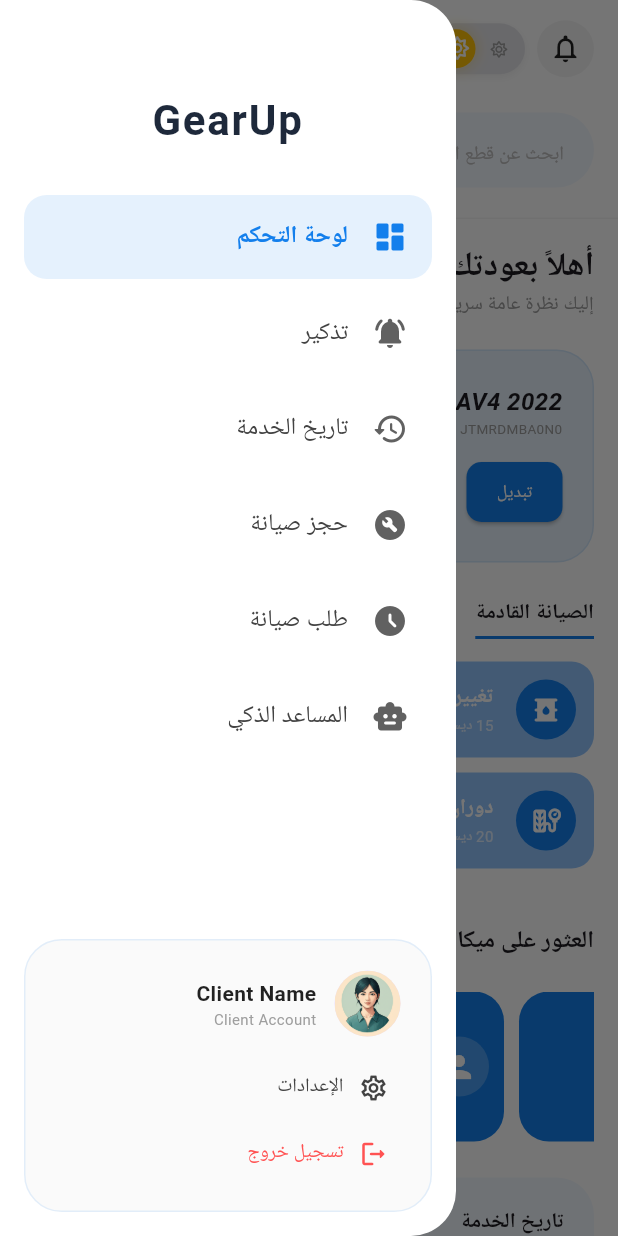
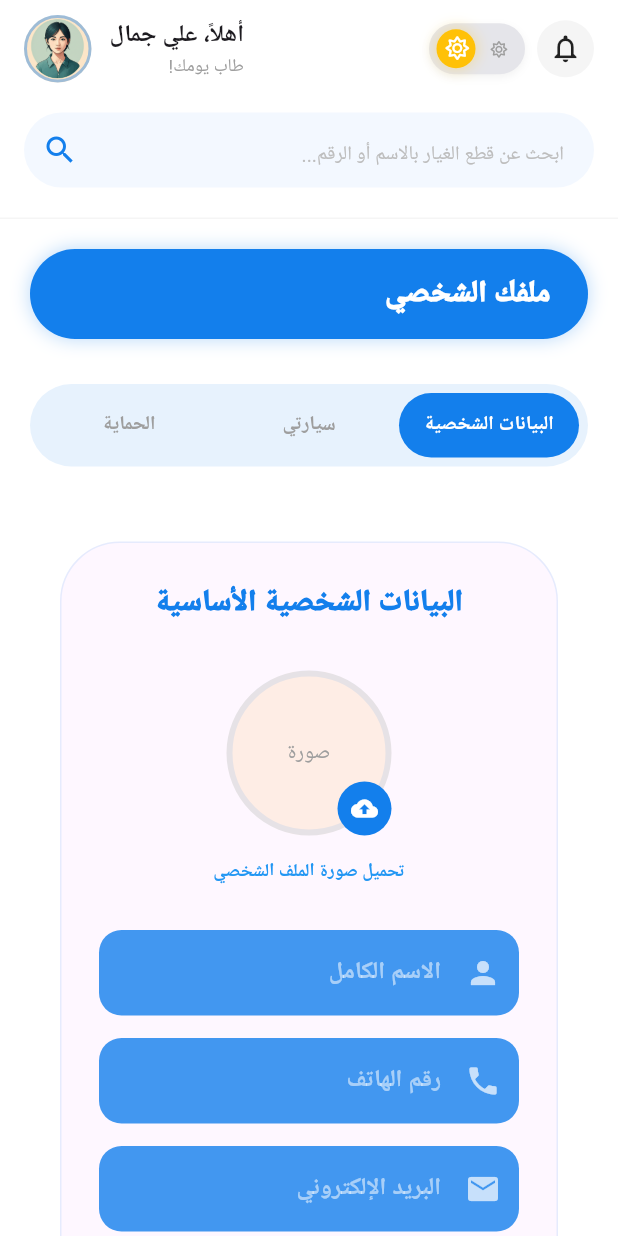
Before and after one commit to 3moor-dot/Gear_Up_App, a Flutter app: the screen it shows after launch, in the side drawer, after a tap on "الإعدادات", on a phone screen of 412 x 824 dp. Run offline on Flutter 3.47's test engine with Material 3 defaults, Android fonts, the phone set to English and light mode, and no system bars; our stand-ins replace font_awesome_flutter; Roboto replaces fonts that are missing (Cairo).

Commit message:
Add Customer Settings

```diff
--- a/lib/components/Customer/customer_sidebar.dart
+++ b/lib/components/Customer/customer_sidebar.dart
@@ -193,7 +193,9 @@
             icon: Icons.settings_outlined,
             label: "الإعدادات",
             color: isDark ? Colors.grey[300]! : Colors.grey[800]!,
-            onTap: () {},
+            onTap: () {
+              Navigator.popAndPushNamed(context, '/customer-settings');
+            },
           ),
           const SizedBox(height: 8),
           _buildActionBtn(
--- a/lib/main.dart
+++ b/lib/main.dart
@@ -8,6 +8,7 @@
 import 'package:gear_up_app/pages/Customer/Service History/service_history.dart';
 import 'package:gear_up_app/pages/Customer/Maintenance_Bookings/maintenance_bookings.dart';
 import 'package:gear_up_app/pages/Customer/Maintenance_Request/maintenance_request.dart';
+import 'package:gear_up_app/pages/Customer/Profile_Settings/profile_settings.dart';
 
 void main() {
   runApp(
@@ -63,6 +64,7 @@
         '/service-history': (context) => const ServiceHistoryPage(),
         '/bookings': (context) => const MaintenanceBookingsPage(),
         '/request': (context) => const MaintenanceRequestPage(),
+        '/customer-settings': (context) => const ProfileSettingsPage(),
         // أضف أي صفحات جديدة هنا لتتمكن من استدعائها بالاسم
       },
     );
--- /dev/null
+++ b/lib/pages/Customer/Profile_Settings/personal_data.dart
@@ -0,0 +1,122 @@
+import 'package:flutter/material.dart';
+
+class PersonalDataTab extends StatelessWidget {
+  const PersonalDataTab({super.key});
+
+  @override
+  Widget build(BuildContext context) {
+    final primaryColor = const Color(0xFF137FEC);
+
+    return SingleChildScrollView(
+      padding: const EdgeInsets.all(20),
+      child: Container(
+        padding: const EdgeInsets.all(25),
+        decoration: BoxDecoration(
+          color: Theme.of(context).cardColor,
+          borderRadius: BorderRadius.circular(40),
+          border: Border.all(color: primaryColor.withOpacity(0.1)),
+        ),
+        child: Column(
+          children: [
+            const Text("البيانات الشخصية الأساسية",
+              textAlign: TextAlign.right,
+              style: TextStyle(color: Color(0xFF137FEC), fontSize: 20, fontWeight: FontWeight.w900)),
+            const SizedBox(height: 30),
+
+            // قسم رفع الصورة
+            _buildImagePicker(primaryColor),
+
+            const SizedBox(height: 30),
+
+            // الحقول (بناءً على الـ inputStyle في React)
+            _buildCustomInput("الاسم الكامل", Icons.person),
+            _buildCustomInput("رقم الهاتف", Icons.phone),
+            _buildCustomInput("البريد الإلكتروني", Icons.email),
+            _buildCustomInput("العنوان بالتفصيل", Icons.location_on),
+            _buildCustomInput("البلد", Icons.map),
+
+            const SizedBox(height: 30),
+
+            // أزرار الحفظ
+            Row(
+              children: [
+                Expanded(child: _buildActionButton("حفظ التغيرات", primaryColor, Colors.white, Icons.save)),
+                const SizedBox(width: 12),
+                Expanded(child: _buildActionButton("إلغاء", const Color(0xFF2D3342), Colors.white, null)),
+              ],
+            ),
+          ],
+        ),
+      ),
+    );
+  }
+
+  Widget _buildImagePicker(Color color) {
+    return Column(
+      children: [
+        Stack(
+          children: [
+            Container(
+              width: 110,
+              height: 110,
+              decoration: BoxDecoration(
+                shape: BoxShape.circle,
+                border: Border.all(color: color.withOpacity(0.1), width: 4),
+                color: Colors.orange.withOpacity(0.1),
+              ),
+              child: const Center(child: Text("صورة", style: TextStyle(color: Colors.grey))),
+            ),
+            Positioned(
+              bottom: 0,
+              right: 0,
+              child: CircleAvatar(
+                backgroundColor: color,
+                radius: 18,
+                child: const Icon(Icons.cloud_upload, color: Colors.white, size: 18),
+              ),
+            ),
+          ],
+        ),
+        const SizedBox(height: 15),
+        const Text("تحميل صورة الملف الشخصي", style: TextStyle(color: Colors.blue, fontWeight: FontWeight.bold, fontSize: 12)),
+      ],
+    );
+  }
+
+  Widget _buildCustomInput(String hint, IconData icon) {
+    return Container(
+      margin: const EdgeInsets.only(bottom: 15),
+      child: TextField(
+        textAlign: TextAlign.right,
+        decoration: InputDecoration(
+          hintText: hint,
+          prefixIcon: Icon(icon, color: Colors.white70),
+          filled: true,
+          fillColor: const Color(0xFF137FEC).withOpacity(0.8), // نفس الستايل الداكن في React
+          border: OutlineInputBorder(borderRadius: BorderRadius.circular(15), borderSide: BorderSide.none),
+          hintStyle: const TextStyle(color: Colors.white54, fontWeight: FontWeight.bold),
+        ),
+        style: const TextStyle(color: Colors.white, fontWeight: FontWeight.bold),
+      ),
+    );
+  }
+
+  Widget _buildActionButton(String label, Color bg, Color text, IconData? icon) {
+    return ElevatedButton(
+      onPressed: () {},
+      style: ElevatedButton.styleFrom(
+        backgroundColor: bg,
+        padding: const EdgeInsets.symmetric(vertical: 15),
+        shape: RoundedRectangleBorder(borderRadius: BorderRadius.circular(15)),
+      ),
+      child: Row(
+        mainAxisAlignment: MainAxisAlignment.center,
+        children: [
+          if (icon != null) Icon(icon, color: text, size: 18),
+          if (icon != null) const SizedBox(width: 8),
+          Text(label, style: TextStyle(color: text, fontWeight: FontWeight.bold)),
+        ],
+      ),
+    );
+  }
+}
--- /dev/null
+++ b/lib/pages/Customer/Profile_Settings/profile_settings.dart
@@ -0,0 +1,144 @@
+import 'package:flutter/material.dart';
+// استيراد المكونات المشتركة
+import 'package:gear_up_app/components/Customer/customer_header.dart';
+import 'package:gear_up_app/components/Customer/customer_sidebar.dart';
+
+import './personal_data.dart';
+import './my_car.dart';
+import './security_settings.dart';
+
+class ProfileSettingsPage extends StatefulWidget {
+  const ProfileSettingsPage({super.key});
+
+  @override
+  State<ProfileSettingsPage> createState() => _ProfileSettingsPageState();
+}
+
+class _ProfileSettingsPageState extends State<ProfileSettingsPage> {
+  // الحالة للتحكم في التبويب النشط (1: البيانات، 2: سيارتي، 3: الحماية)
+  int _activeTab = 1;
+
+  @override
+  Widget build(BuildContext context) {
+    final isDark = Theme.of(context).brightness == Brightness.dark;
+    final primaryColor = const Color(0xFF137FEC);
+
+    return Scaffold(
+      // Drawer من جهة اليمين كما في MaintenanceRequestPage
+      endDrawer: const CustomDrawer(currentRoute: '/profile'),
+      body: SafeArea(
+        child: Column(
+          children: [
+            // الهيدر العلوي المشترك
+            const DashboardHeader(),
+
+            Expanded(
+              child: SingleChildScrollView(
+                padding: const EdgeInsets.all(20),
+                child: Column(
+                  children: [
+                    // 1. عنوان الصفحة والمؤشر العلوي (بنمط مشابه للبروجرس)
+                    _buildTopHeader(primaryColor, isDark),
+
+                    const SizedBox(height: 30),
+
+                    // 2. أزرار التبديل (Tabs) بتصميم الموبايل
+                    _buildTabSwitcher(primaryColor, isDark),
+
+                    const SizedBox(height: 30),
+
+                    // 3. عرض المحتوى بناءً على التبويب المختار
+                    _buildActiveTabContent(),
+                  ],
+                ),
+              ),
+            ),
+          ],
+        ),
+      ),
+    );
+  }
+
+  // الجزء العلوي الخاص بالعنوان
+  Widget _buildTopHeader(Color primaryColor, bool isDark) {
+    return Column(
+      crossAxisAlignment: CrossAxisAlignment.end,
+      children: [
+        Container(
+          width: double.infinity,
+          padding: const EdgeInsets.symmetric(horizontal: 25, vertical: 15),
+          decoration: BoxDecoration(
+            color: isDark ? primaryColor.withOpacity(0.1) : primaryColor,
+            borderRadius: BorderRadius.circular(50),
+            boxShadow: [
+              if (!isDark) BoxShadow(color: primaryColor.withOpacity(0.3), blurRadius: 10)
+            ],
+          ),
+          child: const Text(
+            "ملفك الشخصي",
+            textAlign: TextAlign.right,
+            style: TextStyle(color: Colors.white, fontWeight: FontWeight.w900, fontSize: 20),
+          ),
+        ),
+      ],
+    );
+  }
+
+  // أزرار التبديل بين الأقسام
+  Widget _buildTabSwitcher(Color primaryColor, bool isDark) {
+    return Container(
+      padding: const EdgeInsets.all(6),
+      decoration: BoxDecoration(
+        color: primaryColor.withOpacity(0.1),
+        borderRadius: BorderRadius.circular(50),
+      ),
+      child: Row(
+        children: [
+          _tabButton(1, "البيانات الشخصية", primaryColor),
+          _tabButton(2, "سيارتي", primaryColor),
+          _tabButton(3, "الحماية", primaryColor),
+        ],
+      ),
+    );
+  }
+
+  Widget _tabButton(int index, String label, Color primaryColor) {
+    bool isActive = _activeTab == index;
+    return Expanded(
+      child: GestureDetector(
+        onTap: () => setState(() => _activeTab = index),
+        child: AnimatedContainer(
+          duration: const Duration(milliseconds: 300),
+          padding: const EdgeInsets.symmetric(vertical: 12),
+          decoration: BoxDecoration(
+            color: isActive ? primaryColor : Colors.transparent,
+            borderRadius: BorderRadius.circular(50),
+          ),
+          child: Text(
+            label,
+            textAlign: TextAlign.center,
+            style: TextStyle(
+              color: isActive ? Colors.white : Colors.grey,
+              fontWeight: FontWeight.bold,
+              fontSize: 13,
+            ),
+          ),
+        ),
+      ),
+    );
+  }
+
+  // دالة اختيار المحتوى
+  Widget _buildActiveTabContent() {
+    switch (_activeTab) {
+      case 1:
+        return const PersonalDataTab();
+      case 2:
+        return const MyCarsTab();
+      case 3:
+        return const SecuritySettingsTab();
+      default:
+        return const PersonalDataTab();
+    }
+  }
+}
```
Also changed, not shown: lib/pages/Customer/Profile_Settings/my_car.dart (added, +212 -0 lines), lib/pages/Customer/Profile_Settings/security_settings.dart (added, +80 -0 lines), 16 other files.
